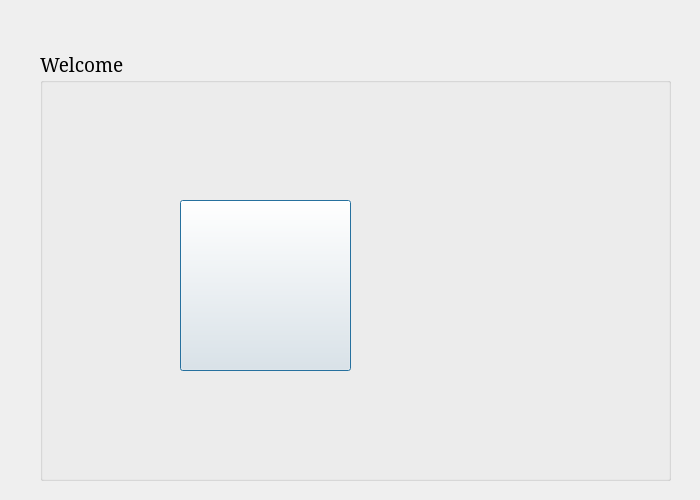
Old version of the form welcome_window.ui in the repository SeifEddineAmara/smart-cinema-2A4.
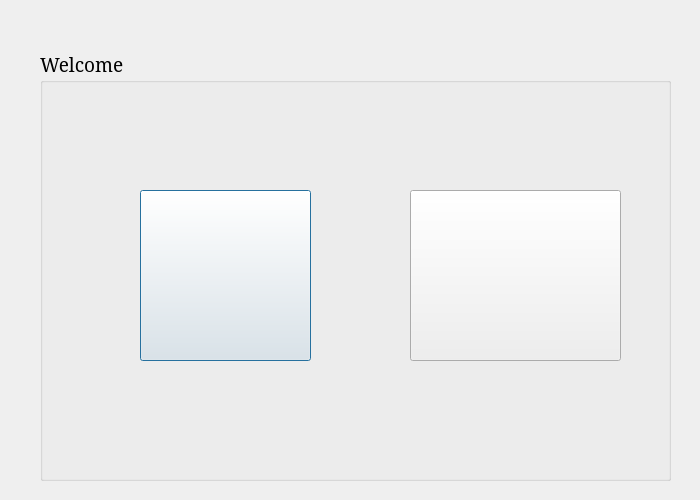
New version of the form. Icons and pictures are not drawn.

Patch:
```diff
--- a/welcome_window.ui
+++ b/welcome_window.ui
@@ -37,8 +37,8 @@
    <widget class="QPushButton" name="pushButton">
     <property name="geometry">
      <rect>
-      <x>140</x>
-      <y>150</y>
+      <x>100</x>
+      <y>140</y>
       <width>171</width>
       <height>171</height>
      </rect>
@@ -50,6 +50,22 @@
      <string/>
     </property>
    </widget>
+   <widget class="QPushButton" name="pushButton_2">
+    <property name="geometry">
+     <rect>
+      <x>370</x>
+      <y>140</y>
+      <width>211</width>
+      <height>171</height>
+     </rect>
+    </property>
+    <property name="styleSheet">
+     <string notr="true">image: url(:/add_tick2.png);</string>
+    </property>
+    <property name="text">
+     <string/>
+    </property>
+   </widget>
   </widget>
  </widget>
  <resources/>
```
